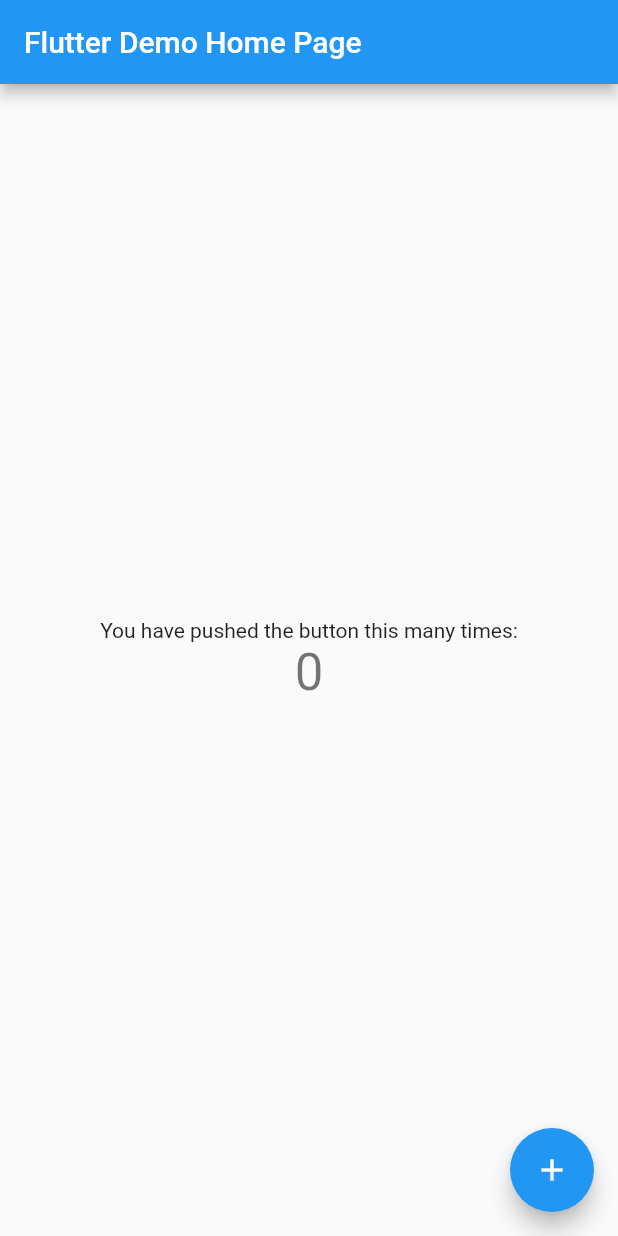
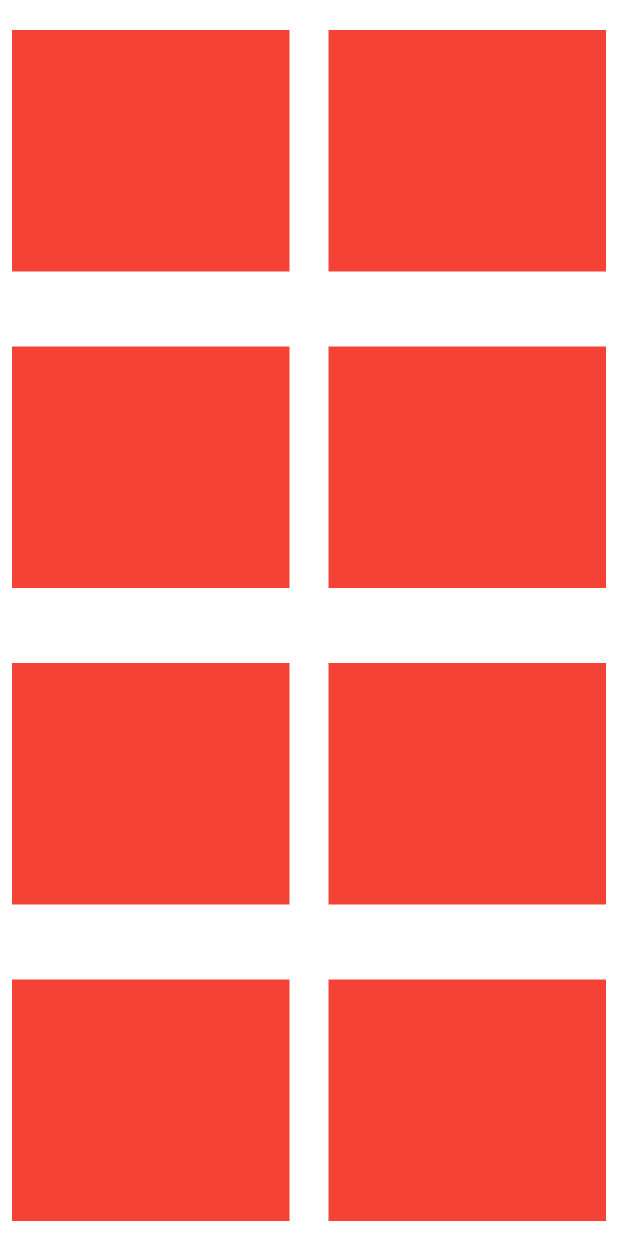
Before and after one commit to cyblogerz/ePunk-Harder-Better-Faster, a Flutter app: the screen it shows after launch, on a phone screen of 412 x 824 dp. Run offline on Flutter 3.47's test engine with Material 2 defaults, Android fonts, the light colour scheme and no system bars.

Commit message:
Added basic layout

```diff
--- /dev/null
+++ b/lib/home.dart
@@ -0,0 +1,28 @@
+import 'package:flutter/material.dart';
+
+import 'widgets/tiles.dart';
+
+class Home extends StatelessWidget {
+  const Home({Key? key}) : super(key: key);
+
+  @override
+  Widget build(BuildContext context) {
+    return GridView.count(
+      physics: const NeverScrollableScrollPhysics(),
+      shrinkWrap: true,
+      crossAxisCount: 2,
+      mainAxisSpacing: 10.0,
+      crossAxisSpacing: 10.0,
+      children: <Widget>[
+        Tile(),
+        Tile(),
+        Tile(),
+        Tile(),
+        Tile(),
+        Tile(),
+        Tile(),
+        Tile(),
+      ],
+    );
+  }
+}
--- a/lib/main.dart
+++ b/lib/main.dart
@@ -1,4 +1,6 @@
 import 'package:flutter/material.dart';
+
+import 'home.dart';
 
 void main() {
   runApp(const MyApp());
@@ -7,109 +9,10 @@
 class MyApp extends StatelessWidget {
   const MyApp({Key? key}) : super(key: key);
 
-  // This widget is the root of your application.
   @override
   Widget build(BuildContext context) {
     return MaterialApp(
-      title: 'Flutter Demo',
-      theme: ThemeData(
-        // This is the theme of your application.
-        //
-        // Try running your application with "flutter run". You'll see the
-        // application has a blue toolbar. Then, without quitting the app, try
-        // changing the primarySwatch below to Colors.green and then invoke
-        // "hot reload" (press "r" in the console where you ran "flutter run",
-        // or simply save your changes to "hot reload" in a Flutter IDE).
-        // Notice that the counter didn't reset back to zero; the application
-        // is not restarted.
-        primarySwatch: Colors.blue,
-      ),
-      home: const MyHomePage(title: 'Flutter Demo Home Page'),
+      home: Home(),
     );
   }
 }
-
-class MyHomePage extends StatefulWidget {
-  const MyHomePage({Key? key, required this.title}) : super(key: key);
-
-  // This widget is the home page of your application. It is stateful, meaning
-  // that it has a State object (defined below) that contains fields that affect
-  // how it looks.
-
-  // This class is the configuration for the state. It holds the values (in this
-  // case the title) provided by the parent (in this case the App widget) and
-  // used by the build method of the State. Fields in a Widget subclass are
-  // always marked "final".
-
-  final String title;
-
-  @override
-  State<MyHomePage> createState() => _MyHomePageState();
-}
-
-class _MyHomePageState extends State<MyHomePage> {
-  int _counter = 0;
-
-  void _incrementCounter() {
-    setState(() {
-      // This call to setState tells the Flutter framework that something has
-      // changed in this State, which causes it to rerun the build method below
-      // so that the display can reflect the updated values. If we changed
-      // _counter without calling setState(), then the build method would not be
-      // called again, and so nothing would appear to happen.
-      _counter++;
-    });
-  }
-
-  @override
-  Widget build(BuildContext context) {
-    // This method is rerun every time setState is called, for instance as done
-    // by the _incrementCounter method above.
-    //
-    // The Flutter framework has been optimized to make rerunning build methods
-    // fast, so that you can just rebuild anything that needs updating rather
-    // than having to individually change instances of widgets.
-    return Scaffold(
-      appBar: AppBar(
-        // Here we take the value from the MyHomePage object that was created by
-        // the App.build method, and use it to set our appbar title.
-        title: Text(widget.title),
-      ),
-      body: Center(
-        // Center is a layout widget. It takes a single child and positions it
-        // in the middle of the parent.
-        child: Column(
-          // Column is also a layout widget. It takes a list of children and
-          // arranges them vertically. By default, it sizes itself to fit its
-          // children horizontally, and tries to be as tall as its parent.
-          //
-          // Invoke "debug painting" (press "p" in the console, choose the
-          // "Toggle Debug Paint" action from the Flutter Inspector in Android
-          // Studio, or the "Toggle Debug Paint" command in Visual Studio Code)
-          // to see the wireframe for each widget.
-          //
-          // Column has various properties to control how it sizes itself and
-          // how it positions its children. Here we use mainAxisAlignment to
-          // center the children vertically; the main axis here is the vertical
-          // axis because Columns are vertical (the cross axis would be
-          // horizontal).
-          mainAxisAlignment: MainAxisAlignment.center,
-          children: <Widget>[
-            const Text(
-              'You have pushed the button this many times:',
-            ),
-            Text(
-              '$_counter',
-              style: Theme.of(context).textTheme.headline4,
-            ),
-          ],
-        ),
-      ),
-      floatingActionButton: FloatingActionButton(
-        onPressed: _incrementCounter,
-        tooltip: 'Increment',
-        child: const Icon(Icons.add),
-      ), // This trailing comma makes auto-formatting nicer for build methods.
-    );
-  }
-}
--- /dev/null
+++ b/lib/widgets/tiles.dart
@@ -0,0 +1,15 @@
+import 'package:flutter/material.dart';
+
+class Tile extends StatelessWidget {
+  const Tile({
+    Key? key,
+  }) : super(key: key);
+
+  @override
+  Widget build(BuildContext context) {
+    return Padding(
+      padding: const EdgeInsets.symmetric(horizontal: 8.0, vertical: 20.0),
+      child: Container(height: 10, color: Colors.red),
+    );
+  }
+}
```
